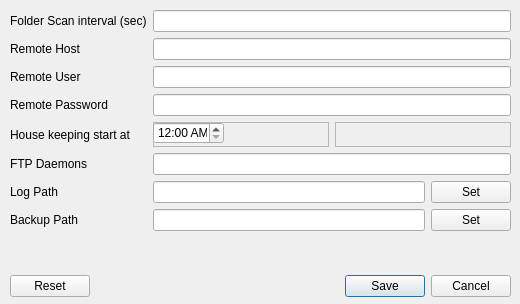
This is FTPClient/settingsdlg.ui in supunt/QTApps as Qt 5 draws it before an edit. The edited form follows.
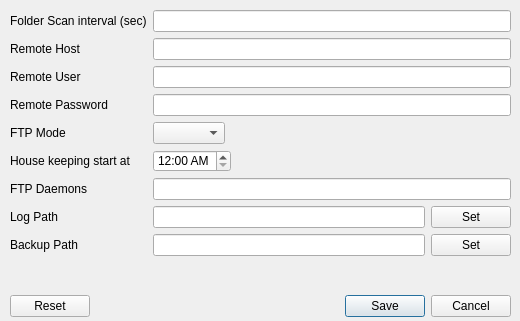
This is the edited form.

Commit message: Need testing. Passive/Active modes

```diff
--- a/FTPClient/settingsdlg.ui
+++ b/FTPClient/settingsdlg.ui
@@ -7,7 +7,7 @@
     <x>0</x>
     <y>0</y>
     <width>520</width>
-    <height>304</height>
+    <height>321</height>
    </rect>
   </property>
   <property name="sizePolicy">
@@ -44,7 +44,7 @@
    <property name="geometry">
     <rect>
      <x>10</x>
-     <y>270</y>
+     <y>290</y>
      <width>501</width>
      <height>32</height>
     </rect>
@@ -62,23 +62,13 @@
      <x>10</x>
      <y>10</y>
      <width>501</width>
-     <height>221</height>
+     <height>246</height>
     </rect>
    </property>
    <layout class="QGridLayout" name="settingsLayout">
-    <item row="2" column="0">
-     <widget class="QLabel" name="label_4">
-      <property name="text">
-       <string>Remote User</string>
-      </property>
-     </widget>
-    </item>
     <item row="1" column="1">
      <widget class="QLineEdit" name="ftp_host"/>
     </item>
-    <item row="2" column="1">
-     <widget class="QLineEdit" name="ftp_user"/>
-    </item>
     <item row="0" column="1">
      <widget class="QLineEdit" name="sync_interval">
       <property name="text">
@@ -86,6 +76,13 @@
       </property>
      </widget>
     </item>
+    <item row="2" column="0">
+     <widget class="QLabel" name="label_4">
+      <property name="text">
+       <string>Remote User</string>
+      </property>
+     </widget>
+    </item>
     <item row="1" column="0">
      <widget class="QLabel" name="label_3">
       <property name="text">
@@ -93,12 +90,8 @@
       </property>
      </widget>
     </item>
-    <item row="0" column="0">
-     <widget class="QLabel" name="label">
-      <property name="text">
-       <string>Folder Scan interval (sec)</string>
-      </property>
-     </widget>
+    <item row="2" column="1">
+     <widget class="QLineEdit" name="ftp_user"/>
     </item>
     <item row="3" column="0">
      <widget class="QLabel" name="label_5">
@@ -107,86 +100,66 @@
       </property>
      </widget>
     </item>
-    <item row="6" column="0">
+    <item row="7" column="0">
      <widget class="QLabel" name="label_6">
       <property name="text">
        <string>Log Path</string>
       </property>
      </widget>
     </item>
-    <item row="4" column="1">
-     <layout class="QHBoxLayout" name="horizontalLayout_2">
-      <item>
-       <widget class="QFrame" name="frame">
-        <property name="frameShape">
-         <enum>QFrame::StyledPanel</enum>
-        </property>
-        <property name="frameShadow">
-         <enum>QFrame::Raised</enum>
-        </property>
-        <widget class="QTimeEdit" name="house_keeping">
-         <property name="geometry">
-          <rect>
-           <x>0</x>
-           <y>0</y>
-           <width>71</width>
-           <height>22</height>
-          </rect>
-         </property>
-         <property name="displayFormat">
-          <string>h:mm AP</string>
-         </property>
-        </widget>
-       </widget>
-      </item>
-      <item>
-       <widget class="QFrame" name="frame_3">
-        <property name="frameShape">
-         <enum>QFrame::StyledPanel</enum>
-        </property>
-        <property name="frameShadow">
-         <enum>QFrame::Raised</enum>
-        </property>
-       </widget>
-      </item>
-     </layout>
+    <item row="0" column="0">
+     <widget class="QLabel" name="label">
+      <property name="text">
+       <string>Folder Scan interval (sec)</string>
+      </property>
+     </widget>
     </item>
-    <item row="5" column="1">
+    <item row="6" column="1">
      <widget class="QLineEdit" name="thread_count"/>
     </item>
+    <item row="5" column="1">
+     <layout class="QHBoxLayout" name="horizontalLayout_2">
+      <item>
+       <layout class="QHBoxLayout" name="horizontalLayout_4">
+        <item>
+         <widget class="QTimeEdit" name="house_keeping">
+          <property name="displayFormat">
+           <string>h:mm AP</string>
+          </property>
+         </widget>
+        </item>
+        <item>
+         <spacer name="horizontalSpacer">
+          <property name="orientation">
+           <enum>Qt::Horizontal</enum>
+          </property>
+          <property name="sizeHint" stdset="0">
+           <size>
+            <width>268</width>
+            <height>20</height>
+           </size>
+          </property>
+         </spacer>
+        </item>
+       </layout>
+      </item>
+     </layout>
+    </item>
     <item row="5" column="0">
-     <widget class="QLabel" name="label_2">
-      <property name="text">
-       <string>FTP Daemons</string>
-      </property>
-     </widget>
-    </item>
-    <item row="4" column="0">
      <widget class="QLabel" name="label_7">
       <property name="text">
        <string>House keeping start at</string>
       </property>
      </widget>
     </item>
-    <item row="6" column="1">
-     <layout class="QHBoxLayout" name="horizontalLayout_3">
-      <item>
-       <widget class="QLineEdit" name="log_path">
-        <property name="readOnly">
-         <bool>true</bool>
-        </property>
-       </widget>
-      </item>
-      <item>
-       <widget class="QPushButton" name="btn_setLogPath">
-        <property name="text">
-         <string>Set</string>
-        </property>
-       </widget>
-      </item>
-     </layout>
+    <item row="6" column="0">
+     <widget class="QLabel" name="label_2">
+      <property name="text">
+       <string>FTP Daemons</string>
+      </property>
+     </widget>
     </item>
-    <item row="7" column="0">
+    <item row="8" column="0">
      <widget class="QLabel" name="label_8">
       <property name="text">
        <string>Backup Path</string>
@@ -201,6 +174,24 @@
      </widget>
     </item>
     <item row="7" column="1">
+     <layout class="QHBoxLayout" name="horizontalLayout_3">
+      <item>
+       <widget class="QLineEdit" name="log_path">
+        <property name="readOnly">
+         <bool>true</bool>
+        </property>
+       </widget>
+      </item>
+      <item>
+       <widget class="QPushButton" name="btn_setLogPath">
+        <property name="text">
+         <string>Set</string>
+        </property>
+       </widget>
+      </item>
+     </layout>
+    </item>
+    <item row="8" column="1">
      <layout class="QHBoxLayout" name="horizontalLayout">
       <item>
        <widget class="QLineEdit" name="bkup_path">
@@ -218,6 +209,52 @@
       </item>
      </layout>
     </item>
+    <item row="4" column="0">
+     <widget class="QLabel" name="label_9">
+      <property name="text">
+       <string>FTP Mode</string>
+      </property>
+     </widget>
+    </item>
+    <item row="4" column="1">
+     <layout class="QHBoxLayout" name="horizontalLayout_5">
+      <item>
+       <widget class="QComboBox" name="ftp_mode">
+        <property name="currentText">
+         <string/>
+        </property>
+        <property name="currentIndex">
+         <number>-1</number>
+        </property>
+        <property name="maxVisibleItems">
+         <number>2</number>
+        </property>
+        <property name="maxCount">
+         <number>2</number>
+        </property>
+        <property name="insertPolicy">
+         <enum>QComboBox::NoInsert</enum>
+        </property>
+        <property name="duplicatesEnabled">
+         <bool>true</bool>
+        </property>
+       </widget>
+      </item>
+      <item>
+       <spacer name="horizontalSpacer_2">
+        <property name="orientation">
+         <enum>Qt::Horizontal</enum>
+        </property>
+        <property name="sizeHint" stdset="0">
+         <size>
+          <width>40</width>
+          <height>20</height>
+         </size>
+        </property>
+       </spacer>
+      </item>
+     </layout>
+    </item>
    </layout>
   </widget>
  </widget>
```
Left out of the diff: 1 changed line with no effect on the pictures. The commit also changes 5 other files.
